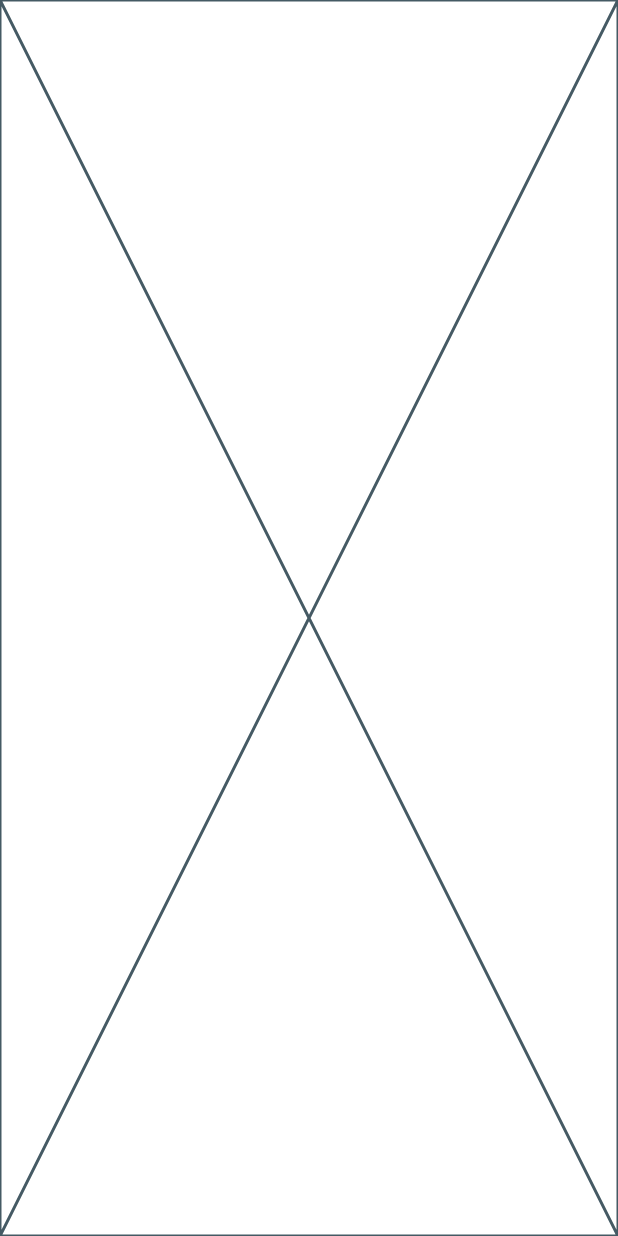
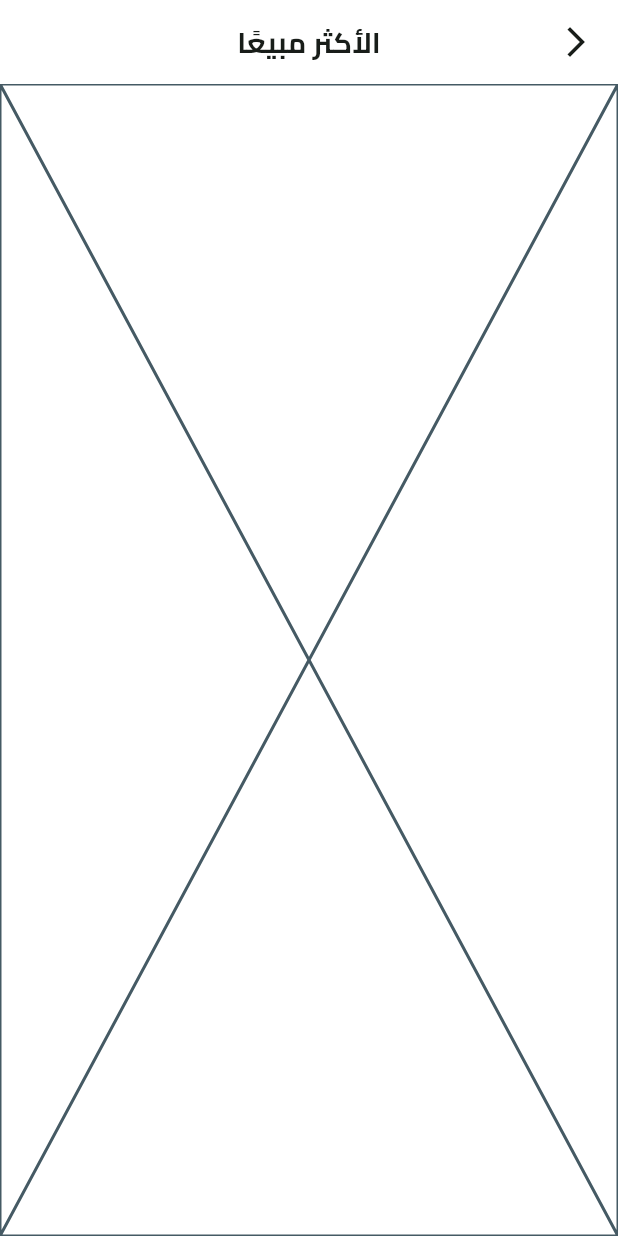
Before and after one commit to SalahYasser/fresh_fruits, a Flutter app: the BestSellingView screen opened by its route, on a phone screen of 412 x 824 dp. Run offline on Flutter 3.47's test engine with Material 3 defaults, Android fonts, the phone set to English and light mode, and no system bars; our stand-ins replace bloc, cloud_firestore, dartz, dots_indicator, firebase_auth, firebase_core and 7 more; missing offline and left inert: flutter_facebook_auth, svg_flutter; accounts and stored records are empty; project files that could hold a hidden picture were left out.

```diff
--- a/lib/core/helper_functions/on_generate_routes.dart
+++ b/lib/core/helper_functions/on_generate_routes.dart
@@ -1,7 +1,7 @@
 import 'package:flutter/material.dart';
-import 'package:fruits_hub/features/auth/best_selling_fruits/presentation/views/best_selling_view.dart';
 import 'package:fruits_hub/features/auth/presentation/views/signin_view.dart';
 import 'package:fruits_hub/features/auth/presentation/views/signup_view.dart';
+import 'package:fruits_hub/features/best_selling_fruits/presentation/views/best_selling_view.dart';
 import 'package:fruits_hub/features/home/presentation/views/home_view.dart';
 import 'package:fruits_hub/features/on_boarding/presentation/views/on_boarding_view.dart';
 import 'package:fruits_hub/features/splash/presentation/views/splash_view.dart';
--- a/lib/features/auth/best_selling_fruits/presentation/views/best_selling_view.dart
+++ /dev/null
@@ -1,15 +0,0 @@
-import 'package:flutter/material.dart';
-import 'package:fruits_hub/features/auth/best_selling_fruits/presentation/views/widgets/best_selling_view_body.dart';
-
-class BestSellingView extends StatelessWidget {
-  const BestSellingView({super.key});
-
-  static const routeName = 'best-selling';
-
-  @override
-  Widget build(BuildContext context) {
-    return const Scaffold(
-      body: BestSellingViewBody(),
-    );
-  }
-}
--- /dev/null
+++ b/lib/features/best_selling_fruits/presentation/views/best_selling_view.dart
@@ -0,0 +1,20 @@
+import 'package:flutter/material.dart';
+import 'package:fruits_hub/core/helper_functions/build_app_bar.dart';
+import 'package:fruits_hub/features/best_selling_fruits/presentation/views/widgets/best_selling_view_body.dart';
+
+class BestSellingView extends StatelessWidget {
+  const BestSellingView({super.key});
+
+  static const routeName = 'best-selling';
+
+  @override
+  Widget build(BuildContext context) {
+    return Scaffold(
+      appBar: buildAppBar(
+        context,
+        title: 'الأكثر مبيعًا',
+      ),
+      body: BestSellingViewBody(),
+    );
+  }
+}
--- a/lib/features/home/presentation/views/widgets/best_selling_header.dart
+++ b/lib/features/home/presentation/views/widgets/best_selling_header.dart
@@ -1,6 +1,6 @@
 import 'package:flutter/material.dart';
 import 'package:fruits_hub/core/utils/app_text_styles.dart';
-import 'package:fruits_hub/features/auth/best_selling_fruits/presentation/views/best_selling_view.dart';
+import 'package:fruits_hub/features/best_selling_fruits/presentation/views/best_selling_view.dart';
 
 class BestSellingHeader extends StatelessWidget {
   const BestSellingHeader({super.key});
```
Also changed, not shown: lib/core/widgets/build_app_bar_widget.dart (added, +30 -0 lines), lib/core/widgets/notification_widget.dart (added, +19 -0 lines), lib/features/home/presentation/views/widgets/custom_home_app_bar.dart (+2 -9 lines), lib/features/best_selling_fruits/presentation/views/widgets/best_selling_view_body.dart (renamed from lib/features/auth/best_selling_fruits/presentation/views/widgets/best_selling_view_body.dart).
